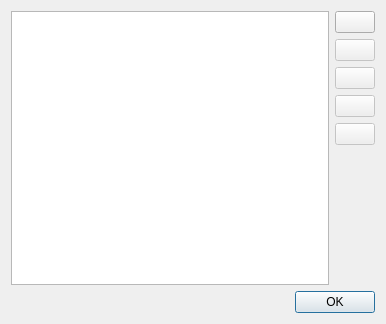
Old version of the form Software/PC_Application/VNA/Deembedding/deembeddingdialog.ui in the repository jankae/LibreVNA.
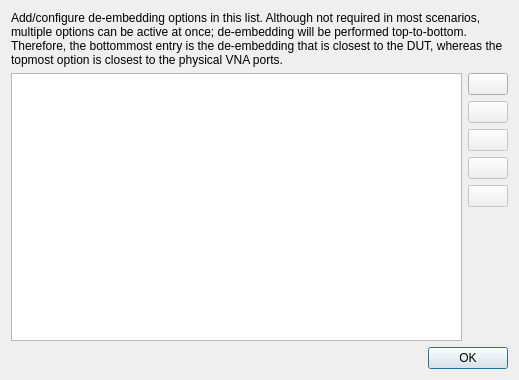
New version of the form. Icons and pictures are not drawn.

Diff of the .ui file:
```diff
--- a/Software/PC_Application/VNA/Deembedding/deembeddingdialog.ui
+++ b/Software/PC_Application/VNA/Deembedding/deembeddingdialog.ui
@@ -6,8 +6,8 @@
    <rect>
     <x>0</x>
     <y>0</y>
-    <width>386</width>
-    <height>324</height>
+    <width>519</width>
+    <height>380</height>
    </rect>
   </property>
   <property name="windowTitle">
@@ -17,6 +17,16 @@
    <bool>true</bool>
   </property>
   <layout class="QVBoxLayout" name="verticalLayout_2">
+   <item>
+    <widget class="QLabel" name="label">
+     <property name="text">
+      <string>Add/configure de-embedding options in this list. Although not required in most scenarios, multiple options can be active at once; de-embedding will be performed top-to-bottom. Therefore, the bottommost entry is the de-embedding that is closest to the DUT, whereas the topmost option is closest to the physical VNA ports.</string>
+     </property>
+     <property name="wordWrap">
+      <bool>true</bool>
+     </property>
+    </widget>
+   </item>
    <item>
     <layout class="QHBoxLayout" name="horizontalLayout">
      <item>
```
